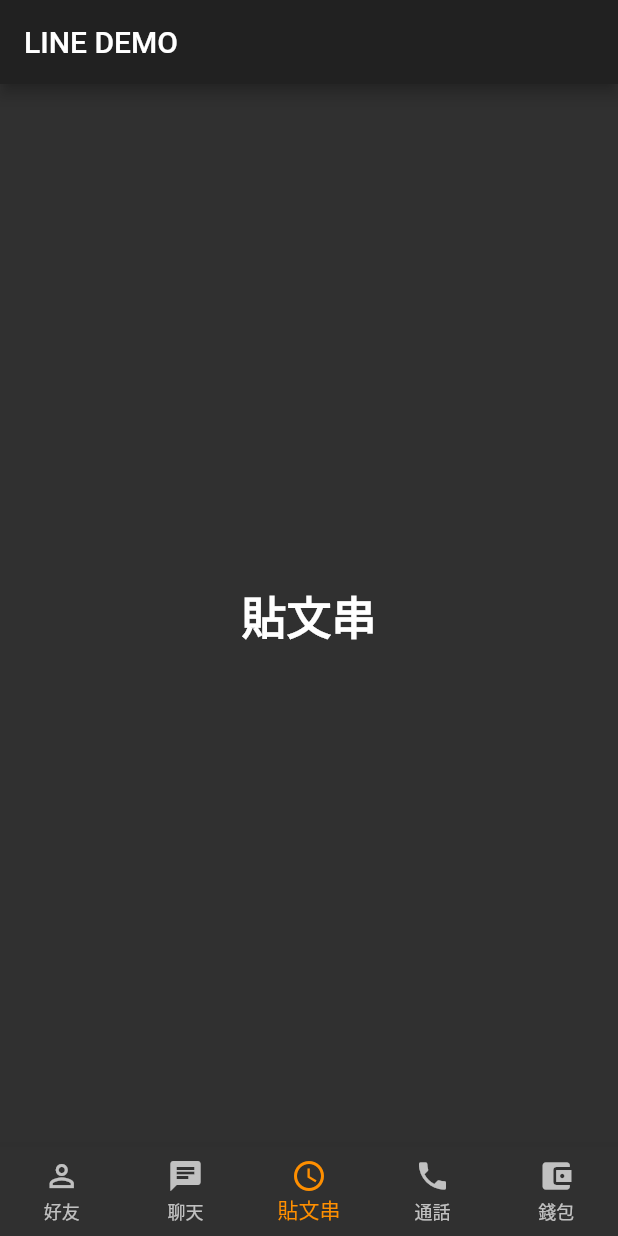
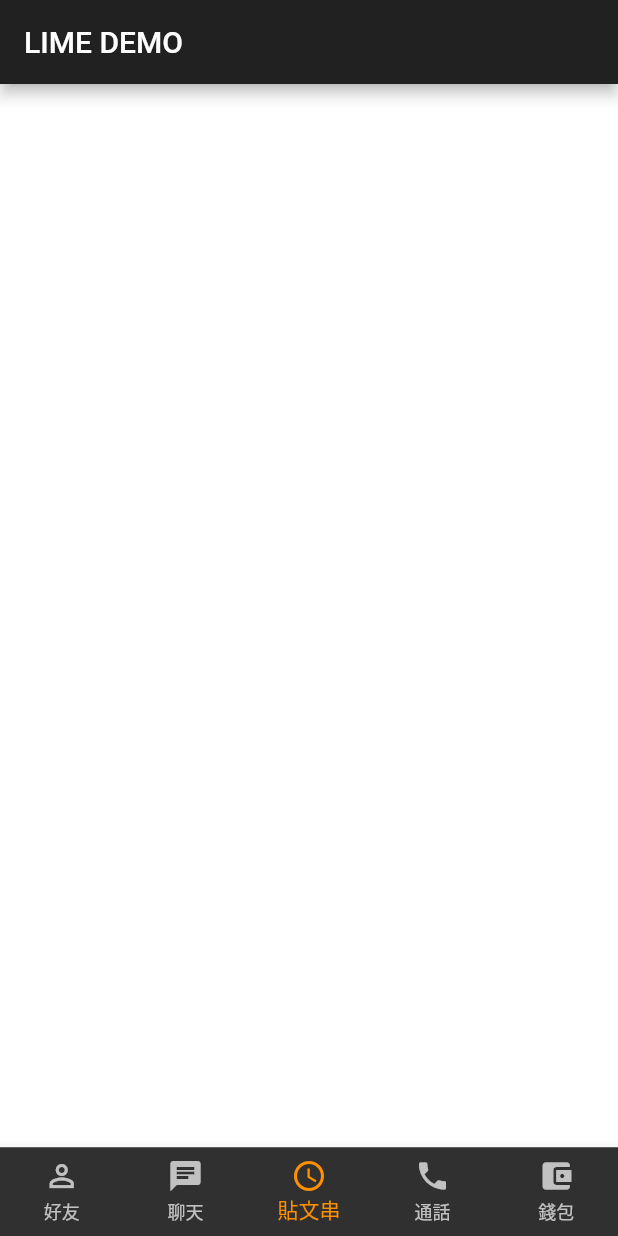
Before and after one commit to onesebun/my_app, a Flutter app: the screen it shows after launch, item 3 of the bottom bar chosen, on a phone screen of 412 x 824 dp. Run offline on Flutter 3.47's test engine with Material 2 defaults, Android fonts, the phone set to English and light mode, and no system bars.

Commit message:
create bottom nav bar widget

```diff
--- a/lib/main.dart
+++ b/lib/main.dart
@@ -12,7 +12,7 @@ class MyApp extends StatelessWidget {
         brightness: Brightness.dark,
         primarySwatch: Colors.blue,
       ),
-      home: MyHomePage(title: 'LINE DEMO'),
+      home: MyHomePage(title: 'LIME DEMO'),
     );
   }
 }
--- a/lib/screens/home_screen.dart
+++ b/lib/screens/home_screen.dart
@@ -1,5 +1,6 @@
 import 'package:flutter/material.dart';
 import 'package:my_app/widgets/friends_list.dart';
+import '../widgets/bottom_nav_bar.dart';
 
 class MyHomePage extends StatefulWidget {
   MyHomePage({Key key, this.title}) : super(key: key);
@@ -11,83 +12,53 @@ class MyHomePage extends StatefulWidget {
 }
 
 class _MyHomePageState extends State<MyHomePage> {
+
   int _selectedIndex = 0;
-  static const TextStyle optionStyle =
-      TextStyle(fontSize: 30, fontWeight: FontWeight.bold);
-  static const List<Widget> _widgetOptions = <Widget>[
-    FriendsList(),
-    Text(
-      '聊天',
-      style: optionStyle,
-    ),
-    Text(
-      '貼文串',
-      style: optionStyle,
-    ),
-    Text(
-      '通話',
-      style: optionStyle,
-    ),
-    Text(
-      '錢包',
-      style: optionStyle,
-    ),
-  ];
-
   void _onItemTapped(int index) {
     setState(() {
       _selectedIndex = index;
     });
   }
 
+  static const TextStyle optionStyle =
+      TextStyle(fontSize: 30, fontWeight: FontWeight.bold);
+  final List<Widget> _widgetOptions = <Widget>[
+    FriendsList(),
+    Text(
+      '聊天',
+      style: optionStyle,
+    ),
+    PlaceholderWidget(Colors.white),
+    PlaceholderWidget(Colors.deepOrange),
+    PlaceholderWidget(Colors.green)
+  ];
+
   @override
   Widget build(BuildContext context) {
     return Scaffold(
       appBar: AppBar(
         title: Text(widget.title),
-        actions: [
-          Visibility(
-            child: IconButton(
-              icon: Icon(_selectedIndex == 0
-                  ? Icons.search
-                  : _selectedIndex == 1 ? Icons.edit : null),
-              onPressed: () {},
-            ),
-            visible: _selectedIndex == 0 || _selectedIndex == 1 ? true : false,
-          ),
-        ],
       ),
       body: Center(
         child: _widgetOptions.elementAt(_selectedIndex),
       ),
-      bottomNavigationBar: BottomNavigationBar(
-        type: BottomNavigationBarType.fixed,
-        items: const <BottomNavigationBarItem>[
-          BottomNavigationBarItem(
-            icon: Icon(Icons.perm_identity),
-            title: Text('好友'),
-          ),
-          BottomNavigationBarItem(
-            icon: Icon(Icons.chat),
-            title: Text('聊天'),
-          ),
-          BottomNavigationBarItem(
-            icon: Icon(Icons.schedule),
-            title: Text('貼文串'),
-          ),
-          BottomNavigationBarItem(
-            icon: Icon(Icons.phone),
-            title: Text('通話'),
-          ),
-          BottomNavigationBarItem(
-            icon: Icon(Icons.account_balance_wallet),
-            title: Text('錢包'),
-          ),
-        ],
-        currentIndex: _selectedIndex,
-        selectedItemColor: Colors.amber[800],
-        onTap: _onItemTapped,
+      bottomNavigationBar: BottomNavBar(
+        selectedIndex: _selectedIndex,
+        onTap: _onItemTapped
       ),
     );
   }
 }
+
+class PlaceholderWidget extends StatelessWidget {
+  final Color color;
+
+  PlaceholderWidget(this.color);
+
+  @override
+  Widget build(BuildContext context) {
+    return Container(
+      color: color,
+    );
+  }
+}
--- /dev/null
+++ b/lib/widgets/bottom_nav_bar.dart
@@ -0,0 +1,48 @@
+import 'package:flutter/material.dart';
+
+class BottomNavBar extends StatefulWidget {
+  BottomNavBar({Key key, this.selectedIndex, this.onTap}) : super(key: key);
+  int selectedIndex;
+  final Function onTap;
+  @override
+  State<StatefulWidget> createState() {
+    // TODO: implement createState
+    return _BottomNavBarState();
+  }
+}
+
+class _BottomNavBarState extends State<BottomNavBar> {
+
+  @override
+  Widget build(BuildContext context) {
+    // TODO: implement build
+    return BottomNavigationBar(
+      type: BottomNavigationBarType.fixed,
+      items: const <BottomNavigationBarItem>[
+        BottomNavigationBarItem(
+          icon: Icon(Icons.perm_identity),
+          title: Text('好友'),
+        ),
+        BottomNavigationBarItem(
+          icon: Icon(Icons.chat),
+          title: Text('聊天'),
+        ),
+        BottomNavigationBarItem(
+          icon: Icon(Icons.schedule),
+          title: Text('貼文串'),
+        ),
+        BottomNavigationBarItem(
+          icon: Icon(Icons.phone),
+          title: Text('通話'),
+        ),
+        BottomNavigationBarItem(
+          icon: Icon(Icons.account_balance_wallet),
+          title: Text('錢包'),
+        ),
+      ],
+      currentIndex: widget.selectedIndex,
+      selectedItemColor: Colors.amber[800],
+      onTap: widget.onTap,
+    );
+  }
+}
--- a/lib/widgets/friends_list.dart
+++ b/lib/widgets/friends_list.dart
@@ -1,9 +1,8 @@
 import 'package:flutter/material.dart';
-
 import '../model/post.dart';
 
 class FriendsList extends StatelessWidget {
-  const FriendsList();
+  FriendsList();
   Widget _listItemBuilber(BuildContext context, int index) {
     return ListTile(
       title: Text(posts[index].name),
```
